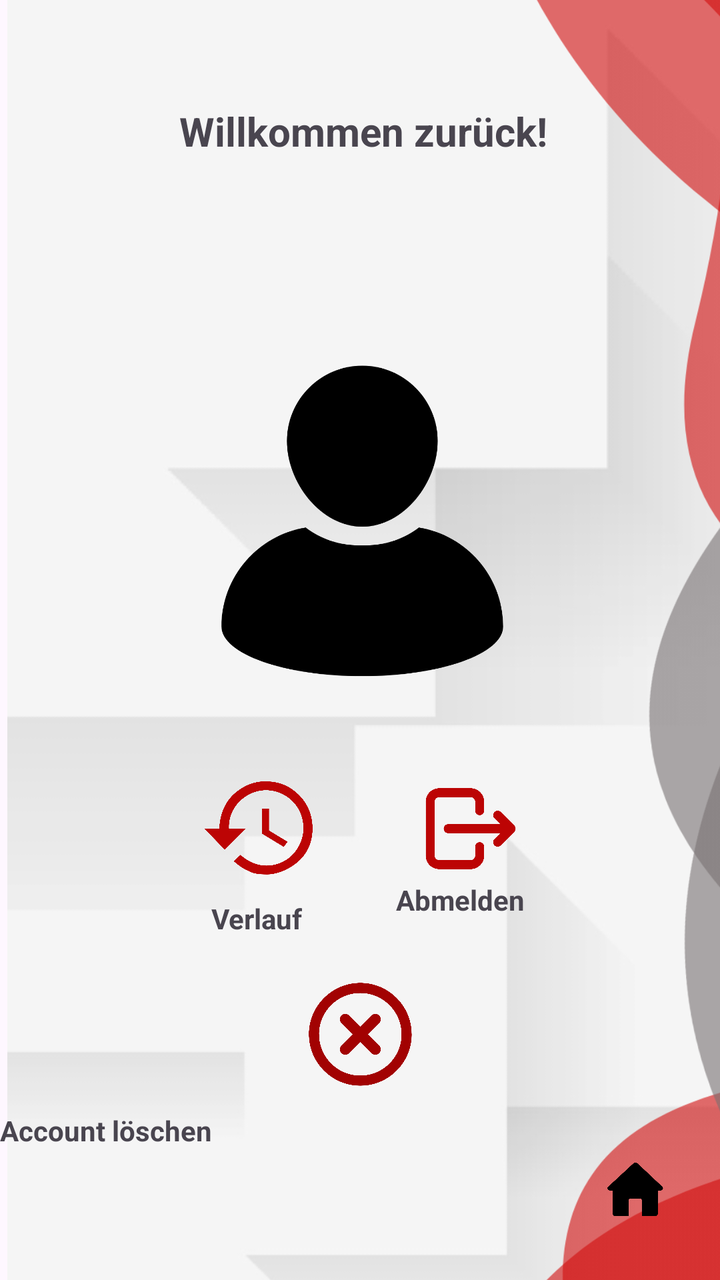
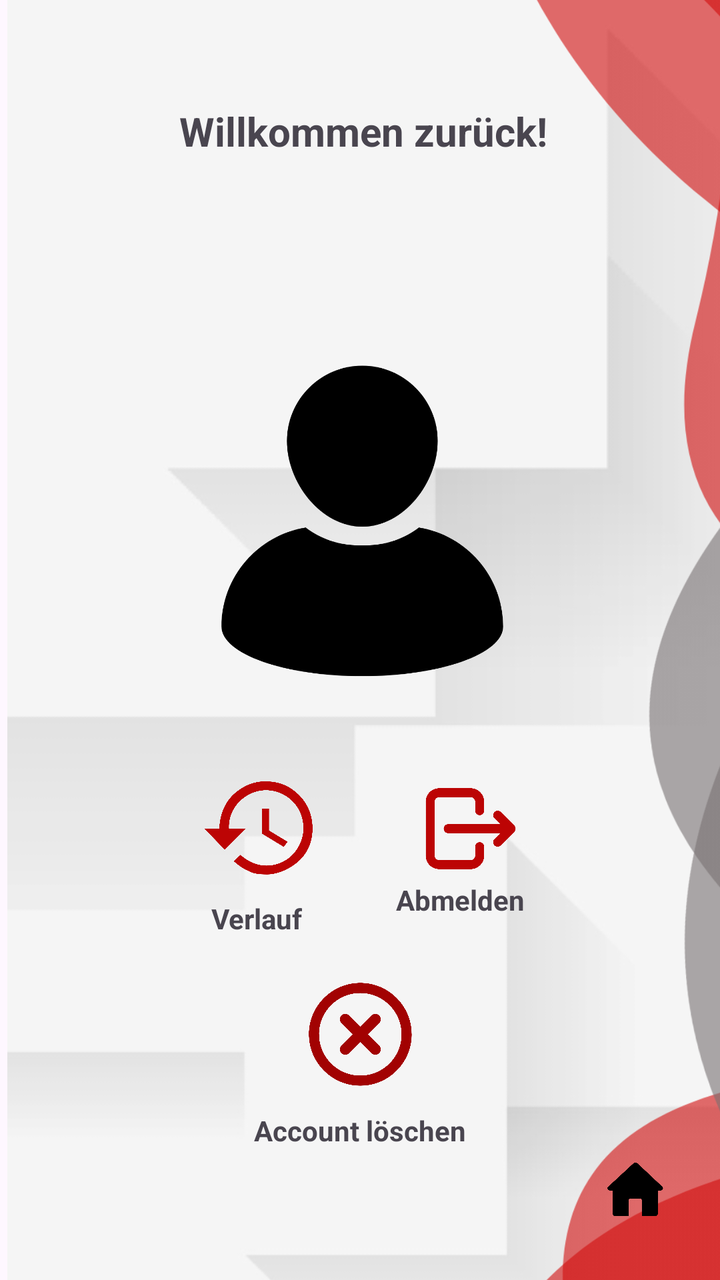

Screens rendered from an Android XML layout before and after an edit, with the pre-edit source and the edit as a unified diff.
<!-- AndroidManifest.xml: application theme Theme.TrafficSceneAnalyser -->
<!-- res/layout/activity_profile_logged_in.xml -->
<?xml version="1.0" encoding="utf-8"?>
<androidx.constraintlayout.widget.ConstraintLayout xmlns:android="http://schemas.android.com/apk/res/android"
    xmlns:app="http://schemas.android.com/apk/res-auto"
    xmlns:tools="http://schemas.android.com/tools"
    android:id="@+id/main"
    android:layout_width="match_parent"
    android:layout_height="match_parent"
    tools:context=".ProfileLoggedInActivity">

    <ImageView
        android:id="@+id/backg"
        android:layout_width="904dp"
        android:layout_height="897dp"
        app:layout_constraintBottom_toBottomOf="parent"
        app:layout_constraintStart_toStartOf="parent"
        app:layout_constraintTop_toTopOf="parent"
        app:layout_constraintVertical_bias="0.12"
        app:srcCompat="@drawable/background" />

    <ImageView
        android:id="@+id/imageView5"
        android:layout_width="484dp"
        android:layout_height="773dp"
        app:layout_constraintBottom_toBottomOf="parent"
        app:layout_constraintEnd_toEndOf="parent"
        app:layout_constraintHorizontal_bias="0.643"
        app:layout_constraintStart_toStartOf="parent"
        app:layout_constraintTop_toTopOf="parent"
        app:srcCompat="@drawable/perfectlayout2" />

    <ImageButton
        android:id="@+id/hbutton"
        android:layout_width="54dp"
        android:layout_height="68dp"
        android:backgroundTint="#00FFFFFF"
        android:onClick="goToHome"
        android:scaleType="fitCenter"
        android:src="@drawable/home1"
        app:layout_constraintBottom_toBottomOf="parent"
        app:layout_constraintEnd_toEndOf="parent"
        app:layout_constraintHorizontal_bias="0.95"
        app:layout_constraintStart_toStartOf="parent"
        app:layout_constraintTop_toTopOf="parent"
        app:layout_constraintVertical_bias="0.98" />

    <ImageView
        android:id="@+id/imageView3"
        android:layout_width="255dp"
        android:layout_height="347dp"
        app:layout_constraintBottom_toBottomOf="@+id/verlauf"
        app:layout_constraintEnd_toEndOf="parent"
        app:layout_constraintHorizontal_bias="0.51"
        app:layout_constraintStart_toStartOf="parent"
        app:layout_constraintTop_toTopOf="@+id/textView7"
        app:srcCompat="@drawable/profile" />

    <TextView
        android:id="@+id/textView7"
        android:layout_width="wrap_content"
        android:layout_height="wrap_content"
        android:layout_marginTop="52dp"
        android:text="Willkommen zurück!"
        android:textSize="20sp"
        android:textStyle="bold"
        app:layout_constraintEnd_toEndOf="parent"
        app:layout_constraintHorizontal_bias="0.51"
        app:layout_constraintStart_toStartOf="parent"
        app:layout_constraintTop_toTopOf="parent" />

    <ImageButton
        android:id="@+id/showHistoryButton"
        android:layout_width="130dp"
        android:layout_height="118dp"
        android:background="#00FFFFFF"
        android:backgroundTint="#BC0404"
        android:onClick="showHistory"
        android:scaleType="fitCenter"
        app:layout_constraintBottom_toBottomOf="parent"
        app:layout_constraintEnd_toEndOf="parent"
        app:layout_constraintHorizontal_bias="0.277"
        app:layout_constraintStart_toStartOf="parent"
        app:layout_constraintTop_toTopOf="parent"
        app:layout_constraintVertical_bias="0.68"
        app:srcCompat="@drawable/history" />

    <ImageButton
        android:id="@+id/signOutButton"
        android:layout_width="130dp"
        android:layout_height="116dp"
        android:backgroundTint="#00FFFFFF"
        android:onClick="signOut"
        android:scaleType="fitCenter"
        app:layout_constraintBottom_toBottomOf="parent"
        app:layout_constraintEnd_toEndOf="parent"
        app:layout_constraintHorizontal_bias="0.74"
        app:layout_constraintStart_toStartOf="parent"
        app:layout_constraintTop_toTopOf="parent"
        app:layout_constraintVertical_bias="0.68"
        app:srcCompat="@drawable/logout" />

    <ImageButton
        android:id="@+id/deleteAccountButton"
        android:layout_width="97dp"
        android:layout_height="77dp"
        android:backgroundTint="#00FFFFFF"
        android:onClick="deleteAccount"
        android:scaleType="fitCenter"
        app:layout_constraintBottom_toBottomOf="parent"
        app:layout_constraintEnd_toEndOf="parent"
        app:layout_constraintHorizontal_bias="0.5"
        app:layout_constraintStart_toStartOf="parent"
        app:layout_constraintTop_toTopOf="parent"
        app:layout_constraintVertical_bias="0.85"
        app:srcCompat="@drawable/xbutton" />

    <TextView
        android:id="@+id/verlauf"
        android:layout_width="wrap_content"
        android:layout_height="wrap_content"
        android:text="Verlauf"
        android:textStyle="bold"
        app:layout_constraintBottom_toBottomOf="parent"
        app:layout_constraintEnd_toEndOf="parent"
        app:layout_constraintHorizontal_bias="0.336"
        app:layout_constraintStart_toStartOf="parent"
        app:layout_constraintTop_toTopOf="parent"
        app:layout_constraintVertical_bias="0.724" />

    <TextView
        android:id="@+id/abmelden"
        android:layout_width="wrap_content"
        android:layout_height="wrap_content"
        android:text="Abmelden"
        android:textStyle="bold"
        app:layout_constraintBottom_toBottomOf="parent"
        app:layout_constraintEnd_toEndOf="parent"
        app:layout_constraintHorizontal_bias="0.67"
        app:layout_constraintStart_toStartOf="parent"
        app:layout_constraintTop_toTopOf="@+id/signOutButton"
        app:layout_constraintVertical_bias="0.317" />

    <TextView
        android:id="@+id/textView8"
        android:layout_width="wrap_content"
        android:layout_height="wrap_content"
        android:text="Account löschen"
        android:textStyle="bold"
        app:layout_constraintTop_toBottomOf="@+id/deleteAccountButton"
        tools:layout_editor_absoluteX="145dp" />

</androidx.constraintlayout.widget.ConstraintLayout>
<!-- resources referenced by this layout -->
<resources>
  <!-- drawable background: png bitmap (drawable-hdpi, 37305 bytes) -->
  <!-- drawable history: png bitmap (drawable, 38578 bytes) -->
  <!-- drawable home1: png bitmap (drawable, 7782 bytes) -->
  <!-- drawable logout: png bitmap (drawable, 27094 bytes) -->
  <!-- drawable perfectlayout2: png bitmap (drawable-hdpi, 51025 bytes) -->
  <!-- drawable profile: png bitmap (drawable, 29274 bytes) -->
  <!-- drawable xbutton: png bitmap (drawable, 41890 bytes) -->
  <style name="Theme.TrafficSceneAnalyser" parent="Base.Theme.TrafficSceneAnalyser" />
  <style name="Base.Theme.TrafficSceneAnalyser" parent="Theme.Material3.DayNight.NoActionBar">
          
          
      </style>
</resources>

<!-- the commit's change to res/layout/activity_profile_logged_in.xml (unified diff, before → after) -->
@@ -145,7 +145,8 @@
         android:layout_height="wrap_content"
         android:text="Account löschen"
         android:textStyle="bold"
-        app:layout_constraintTop_toBottomOf="@+id/deleteAccountButton"
-        tools:layout_editor_absoluteX="145dp" />
+        app:layout_constraintEnd_toEndOf="parent"
+        app:layout_constraintStart_toStartOf="parent"
+        app:layout_constraintTop_toBottomOf="@+id/deleteAccountButton" />
 
 </androidx.constraintlayout.widget.ConstraintLayout>
